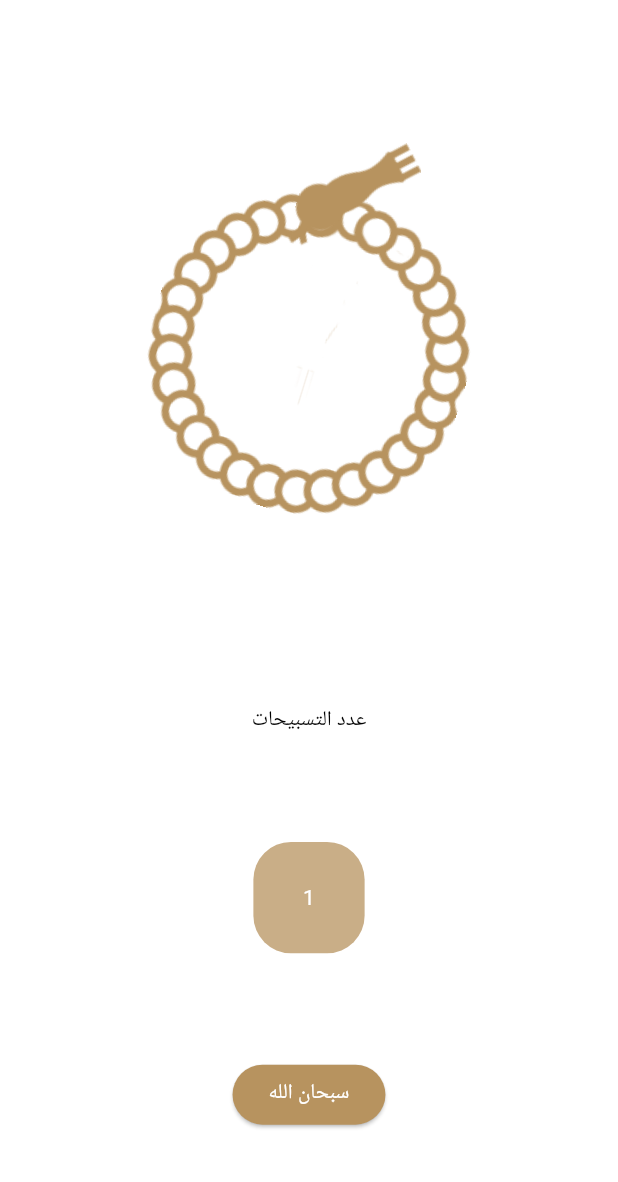
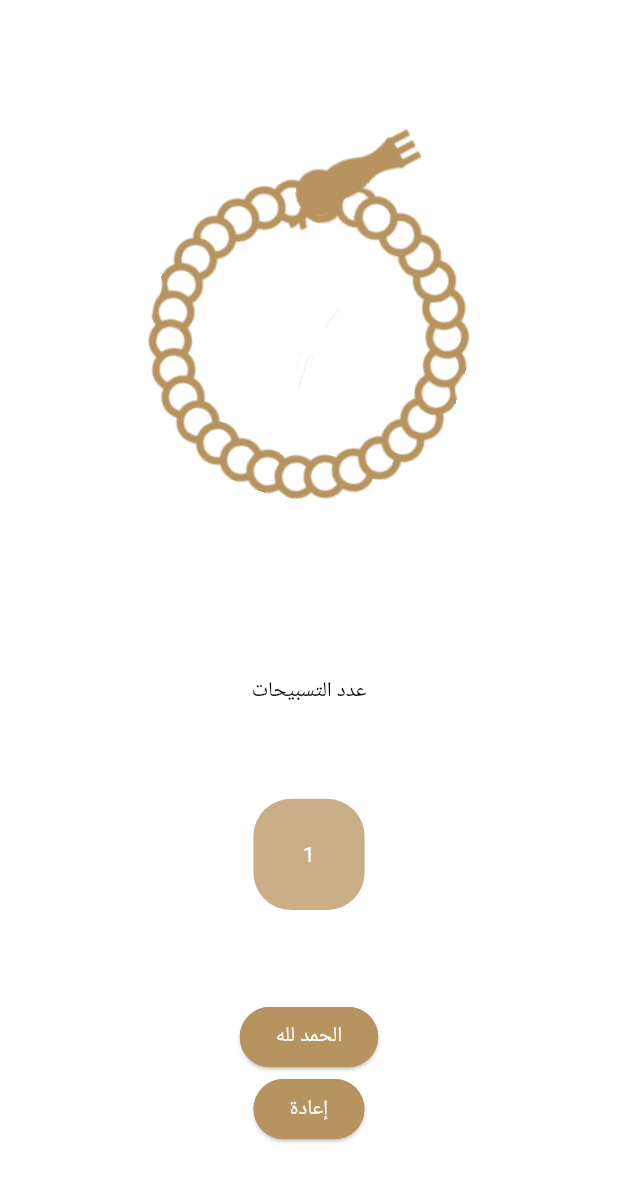
Before and after one commit to saraalbagory/islamy_application, a Flutter app: the SebahScreen screen opened directly, after a tap on "سبحان الله", on a phone screen of 412 x 824 dp. Shown: the top 1182 px of the screen. Run offline on Flutter 3.47's test engine with Material 3 defaults, Android fonts, the light colour scheme and no system bars; generated files the repository leaves out were written again.

Commit message:
edited the sebaha

```diff
--- a/lib/common/images_names.dart
+++ b/lib/common/images_names.dart
@@ -1,4 +1,8 @@
 class ImagesNames {
   static String darkbg="assets/images/dark_bg.png";
   static String lightbg="assets/images/default_bg.png";
+  static String lightSebah="assets/images/body_sebha_logo.png";
+  static String darkSebah="assets/images/body_sebha_dark.png";
+  static String darkSebahHead="assets/images/head_sebha_dark.png";
+  static String lightSebahHead="assets/images/head_sebha_logo.png";
 }
--- a/lib/l10n/app_ar.arb
+++ b/lib/l10n/app_ar.arb
@@ -5,6 +5,6 @@
     "sebah":"التسبيح",
     "radio":"الراديو",
    "tasebahat":"عدد التسبيحات",
-   "podcast":"إذاعة القرآن الكريم"
-
+   "podcast":"إذاعة القرآن الكريم",
+   "reset":"إعادة"
 }
--- a/lib/l10n/app_en.arb
+++ b/lib/l10n/app_en.arb
@@ -5,5 +5,5 @@
     "sebah":"Sebah",
     "radio":"Radio",
    "tasebahat":"Tasebahat Count",
-   "podcast":"The Holy Qurann's podcast "
-}
+   "podcast":"The Holy Qurann's podcast ",
+    "reset":"Reset"}
--- a/lib/pages/sebah_screen.dart
+++ b/lib/pages/sebah_screen.dart
@@ -1,4 +1,8 @@
 import 'package:flutter/material.dart';
+import 'package:flutter_gen/gen_l10n/app_localizations.dart';
+import 'package:islamy_application/common/images_names.dart';
+import 'package:islamy_application/providers/theme_provider.dart';
+import 'package:provider/provider.dart';
 
 class SebahScreen extends StatefulWidget {
   const SebahScreen({super.key});
@@ -10,10 +14,16 @@ class SebahScreen extends StatefulWidget {
 class _SebahScreenState extends State<SebahScreen> {
   double angle = 0;
   int counter = 0;
-  List<String> tasebahat = ["سبحان الله", "الحمد لله", "الله أكبر"];
+  List<String> tasebahat = [
+    "سبحان الله",
+    "الحمد لله",
+    "الله أكبر",
+    "لا إله إلا الله "
+  ];
   int currentTasebah = 0;
   @override
   Widget build(BuildContext context) {
+    var provider = Provider.of<ThemeProvider>(context);
     return Container(
       height: double.infinity,
       child: Scaffold(
@@ -26,19 +36,29 @@ class _SebahScreenState extends State<SebahScreen> {
               angle: angle,
               child: Stack(
                 alignment: Alignment.center,
-                children: [Container(
+                children: [
+                  Container(
                     height: MediaQuery.of(context).size.height * 0.4,
                   ),
-                  Image.asset("assets/images/body_sebha_logo.png",height:MediaQuery.of(context).size.height * 0.26,width:double.infinity ,),
+                  Image.asset(
+                    provider.isDark
+                        ? ImagesNames.darkSebah
+                        : ImagesNames.lightSebah,
+                    height: MediaQuery.of(context).size.height * 0.26,
+                    width: double.infinity,
+                  ),
                   Positioned(
                       left: 160,
                       top: 0,
                       // right:62,
                       bottom: 200,
-                      child: Image.asset("assets/images/head_of_seb7a.png"))
+                      child: Image.asset((provider.isDark
+                          ? ImagesNames.darkSebahHead
+                          : ImagesNames.lightSebahHead)))
                 ],
               ),
-            ),Text("عدد التسبيحات"),
+            ),
+            Text(AppLocalizations.of(context)!.tasebahat),
             Container(
               height: MediaQuery.of(context).size.height * 0.09,
               width: MediaQuery.of(context).size.height * 0.09,
@@ -51,28 +71,64 @@ class _SebahScreenState extends State<SebahScreen> {
                 style: TextStyle(color: Colors.white),
               )),
             ),
+            Column(
+              mainAxisAlignment: MainAxisAlignment.spaceEvenly,
+              children: [
                 ElevatedButton(
                     style: ElevatedButton.styleFrom(
                         backgroundColor: Theme.of(context).primaryColor,
-                ),
-                onPressed: rotate, child: Text(tasebahat[currentTasebah],style: TextStyle(color: Colors.white),))
+                        side: BorderSide(
+                            color: Theme.of(context).colorScheme.secondary)),
+                    onPressed: rotate,
+                    child: Text(
+                      tasebahat[currentTasebah],
+                      style: TextStyle(color: Colors.white),
+                    )),
+                      ElevatedButton(
+                    style: ElevatedButton.styleFrom(
+                        backgroundColor: Theme.of(context).primaryColor,
+                        side: BorderSide(
+                            color: Theme.of(context).colorScheme.secondary)),
+                    onPressed: reset,
+                    child: Text(
+                      AppLocalizations.of(context)!.reset,
+
+                      style: TextStyle(color: Colors.white),
+                    )),
+
+              ],
+            )
           ],
         ),
       )),
     );
   }
-
+  void reset(
+  ){
+    setState(() {
+      counter=0;
+      currentTasebah = 0;
+    });
+  }
   rotate() {
     setState(() {
       angle += 0.3;
-      counter++;
-      if (counter % 30 == 0) {
-        if (currentTasebah < 2) {
+      if (counter != 0 && counter % 100 == 0) {
+        currentTasebah = 0;
+      }
+
+      if (counter % 33 == 0) {
+        if (currentTasebah < 3) {
           currentTasebah++;
         } else {
           currentTasebah = 0;
         }
       }
+      counter++;
+      //  else if(counter % 100 == 0)
+      //  {
+      //    currentTasebah = 3;
+      //  }
     });
   }
 }
```
Lines whose indentation alone changed are shown as unchanged.
